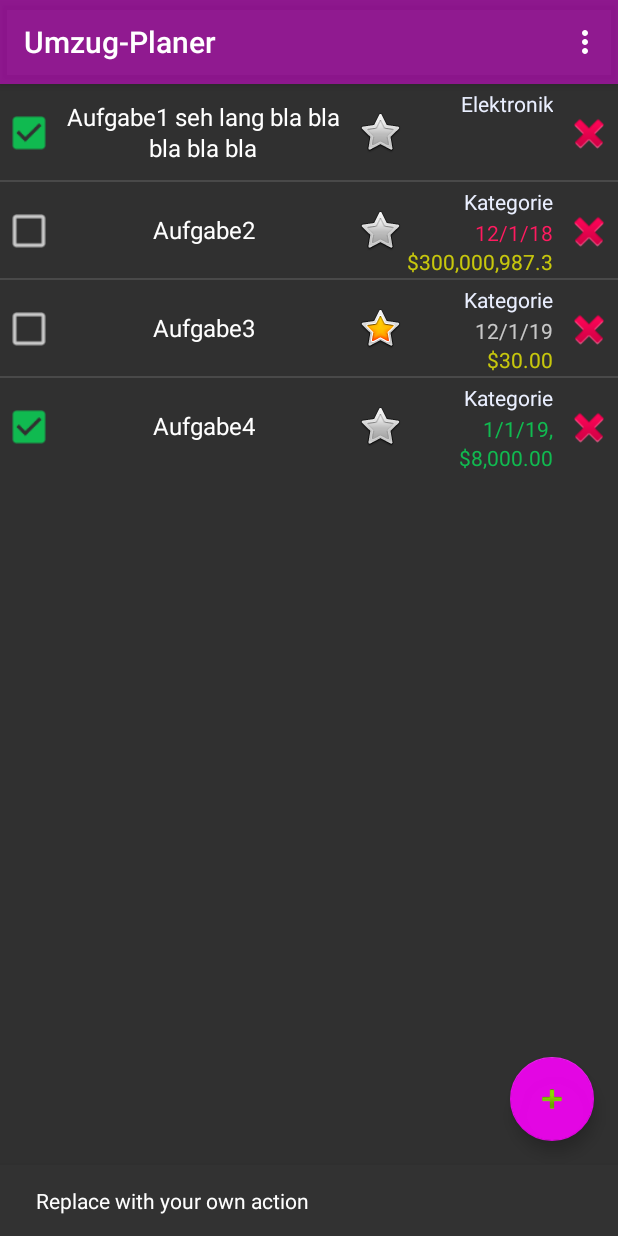
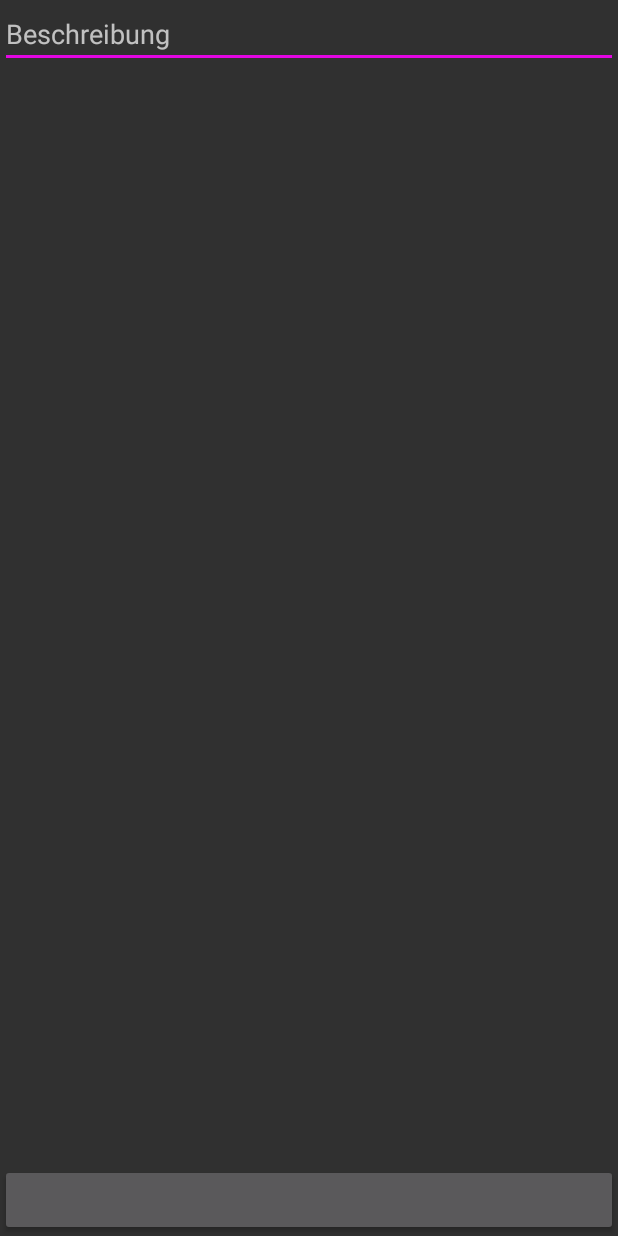
Before and after one commit to robertlange81/Umzugsplaner, an Android app: the screen it shows after launch (MainActivity before the commit, DetailActivity after it), after a tap on an icon or button, on a phone screen of 412 x 824 dp. Run offline under Robolectric (Android 15) with nearby library versions, the phone set to English and light mode, and no system bars; 1 other tap on this screen came first.

Commit message:
DetailSicht angelegt

```diff
--- a/app/src/main/AndroidManifest.xml
+++ b/app/src/main/AndroidManifest.xml
@@ -10,7 +10,7 @@
         android:supportsRtl="true"
         android:theme="@style/AppTheme.NoActionBar">
         <activity
-            android:name=".MainActivity"
+            android:name=".Activities.HauptActivity"
             android:label="@string/app_name"
             android:theme="@style/AppTheme.NoActionBar">
             <intent-filter>
@@ -19,6 +19,7 @@
                 <category android:name="android.intent.category.LAUNCHER" />
             </intent-filter>
         </activity>
+        <activity android:name=".Activities.DetailActivity" android:screenOrientation="portrait" />
     </application>
 
 </manifest>
--- /dev/null
+++ b/app/src/main/java/com/planner/removal/removalplanner/Activities/DetailActivity.java
@@ -0,0 +1,64 @@
+package com.planner.removal.removalplanner.Activities;
+
+import android.os.Bundle;
+import android.support.v7.app.AppCompatActivity;
+import android.view.MenuItem;
+import android.widget.CompoundButton;
+
+import com.planner.removal.removalplanner.R;
+
+/**
+ *
+ * @author Oliver Tomaske
+ * @date 2016-01-25
+ *
+ */
+public class DetailActivity extends AppCompatActivity
+        implements CompoundButton.OnCheckedChangeListener {
+
+    public static DetailActivity instance;
+
+
+    @Override
+    protected void onCreate(Bundle savedInstanceState)
+    {
+        super.onCreate(savedInstanceState);
+        setContentView(R.layout.activity_detail);
+
+        _initializeElements();
+
+        instance = this;
+    }
+
+
+    @Override
+    protected void onResume()
+    {
+        super.onResume();
+    }
+
+
+    /**
+     * On click listener that
+     * finish the activity.
+     *
+     * @param item
+     * @return
+     */
+    @Override
+    public boolean onOptionsItemSelected(MenuItem item)
+    {
+        super.onOptionsItemSelected(item);
+        this.finish();
+        return true;
+    }
+
+
+    private void _initializeElements()
+    {
+
+    }
+
+    @Override
+    public void onCheckedChanged(CompoundButton buttonView, boolean isChecked) { }
+}
--- a/app/src/main/java/com/planner/removal/removalplanner/MainActivity.java
+++ b/app/src/main/java/com/planner/removal/removalplanner/Activities/HauptActivity.java
@@ -1,41 +1,47 @@
-package com.planner.removal.removalplanner;
+package com.planner.removal.removalplanner.Activities;
 
+import android.app.DialogFragment;
+import android.app.FragmentManager;
+import android.content.Intent;
 import android.os.Bundle;
 import android.support.design.widget.FloatingActionButton;
-import android.support.design.widget.Snackbar;
 import android.support.v7.app.AppCompatActivity;
 import android.support.v7.widget.Toolbar;
 import android.view.View;
 import android.view.Menu;
 import android.view.MenuItem;
-import android.widget.AdapterView;
 import android.widget.ListView;
 
+import com.planner.removal.removalplanner.Model.Aufgabe;
+import com.planner.removal.removalplanner.Adapter.AufgabenAdapter;
+import com.planner.removal.removalplanner.Model.AufgabenInitialiser;
+import com.planner.removal.removalplanner.DetailDialogFragment;
+import com.planner.removal.removalplanner.Helfer;
+import com.planner.removal.removalplanner.R;
+
 import java.util.ArrayList;
-import java.util.Calendar;
 import java.util.Date;
 
 
-public class MainActivity extends AppCompatActivity {
+public class HauptActivity extends AppCompatActivity implements DetailDialogFragment.DetailDialogListener {
 
     @Override
     protected void onCreate(Bundle savedInstanceState) {
 
-        if(Helper.currentLocal == null) {
-            Helper.setCurrentLocale(this);
+        if(Helfer.currentLocal == null) {
+            Helfer.setCurrentLocale(this);
         }
 
         super.onCreate(savedInstanceState);
-        setContentView(R.layout.activity_main);
+        setContentView(R.layout.activity_haupt);
         Toolbar toolbar = findViewById(R.id.toolbar);
         setSupportActionBar(toolbar);
 
-        FloatingActionButton fab = findViewById(R.id.fab);
-        fab.setOnClickListener(new View.OnClickListener() {
+        FloatingActionButton addNewAction = findViewById(R.id.fab);
+        addNewAction.setOnClickListener(new View.OnClickListener() {
             @Override
             public void onClick(View view) {
-                Snackbar.make(view, "Replace with your own action", Snackbar.LENGTH_LONG)
-                        .setAction("Action", null).show();
+                showDetailActivity();
             }
         });
 
@@ -69,4 +75,26 @@ public class MainActivity extends AppCompatActivity {
 
         return super.onOptionsItemSelected(item);
     }
+
+    public void showDetailActivity() {
+        Intent i = new Intent(this, DetailActivity.class);
+        startActivity(i);
+    }
+
+    public void showDetailDialog() {
+        FragmentManager fm = getFragmentManager();
+        DialogFragment dialog = new DetailDialogFragment();
+        dialog.setRetainInstance(true);
+        dialog.show(fm, "fragment_name");
+    }
+
+    @Override
+    public void onDialogPositiveClick(DialogFragment dialog) {
+
+    }
+
+    @Override
+    public void onDialogNegativeClick(DialogFragment dialog) {
+
+    }
 }
--- a/app/src/main/java/com/planner/removal/removalplanner/AufgabenAdapter.java
+++ b/app/src/main/java/com/planner/removal/removalplanner/Adapter/AufgabenAdapter.java
@@ -1,8 +1,7 @@
-package com.planner.removal.removalplanner;
+package com.planner.removal.removalplanner.Adapter;
 
 import android.content.Context;
 import android.support.design.widget.Snackbar;
-import android.text.method.DateTimeKeyListener;
 import android.view.LayoutInflater;
 import android.view.View;
 import android.view.ViewGroup;
@@ -10,6 +9,12 @@ import android.widget.ArrayAdapter;
 import android.widget.CheckBox;
 import android.widget.ImageView;
 import android.widget.TextView;
+
+import com.planner.removal.removalplanner.Helfer;
+import com.planner.removal.removalplanner.Model.Aufgabe;
+import com.planner.removal.removalplanner.Model.Kommando;
+import com.planner.removal.removalplanner.Model.Prio;
+import com.planner.removal.removalplanner.R;
 
 import java.util.ArrayList;
 import java.util.List;
@@ -28,7 +33,7 @@ public class AufgabenAdapter extends ArrayAdapter<Aufgabe> {
     public View getView(final int position, View convertView, ViewGroup parent) {
         LayoutInflater inflater = (LayoutInflater) context
                 .getSystemService(Context.LAYOUT_INFLATER_SERVICE);
-        View rowView = inflater.inflate(R.layout.rowlayout, parent, false);
+        View rowView = inflater.inflate(R.layout.zeile_layout, parent, false);
 
         TextView name = rowView.findViewById(R.id.name);
         name.setText(values.get(position).Name);
@@ -38,12 +43,12 @@ public class AufgabenAdapter extends ArrayAdapter<Aufgabe> {
 
         final TextView termin = (TextView) rowView.findViewById(R.id.termin);
         if(values.get(position).Termin != null) {
-            String terminTxt = Helper.formatDateTo(values.get(position).Termin);
+            String terminTxt = Helfer.formatDateTo(values.get(position).Termin);
             termin.setText(terminTxt);
         }
 
         final TextView kosten = (TextView) rowView.findViewById(R.id.kosten);
-        kosten.setText(Helper.intCentToString(values.get(position).Kosten));
+        kosten.setText(Helfer.intCentToString(values.get(position).Kosten));
 
         checkBox.setChecked(aufgabe.istErledigt);
         OnAufgabeChecked(aufgabe, termin, kosten);
--- a/app/src/main/java/com/planner/removal/removalplanner/Helper.java
+++ b/app/src/main/java/com/planner/removal/removalplanner/Helfer.java
@@ -10,7 +10,7 @@ import java.util.Currency;
 import java.util.Date;
 import java.util.Locale;
 
-public class Helper {
+public class Helfer {
 
     public static Locale currentLocal;
 
--- a/app/src/main/java/com/planner/removal/removalplanner/Aufgabe.java
+++ b/app/src/main/java/com/planner/removal/removalplanner/Model/Aufgabe.java
@@ -1,4 +1,4 @@
-package com.planner.removal.removalplanner;
+package com.planner.removal.removalplanner.Model;
 
 import java.util.Date;
 
@@ -7,15 +7,15 @@ public class Aufgabe {
         Name = name;
         Beschreibung = beschreibung;
         Termin = new Date(Long.MAX_VALUE);
-        Prio = com.planner.removal.removalplanner.Prio.Normal;
+        Prio = com.planner.removal.removalplanner.Model.Prio.Normal;
         Kosten = 0;
     }
     public String Name;
     public String Beschreibung;
-    public Prio Prio;
+    public com.planner.removal.removalplanner.Model.Prio Prio;
     public Date Termin;
     public boolean istErledigt;
-    public Typ Typ;
+    public com.planner.removal.removalplanner.Model.Typ Typ;
     public long Kosten; // in Cent
     public String Link;
 }
--- a/app/src/main/java/com/planner/removal/removalplanner/AufgabenInitialiser.java
+++ b/app/src/main/java/com/planner/removal/removalplanner/Model/AufgabenInitialiser.java
@@ -1,4 +1,4 @@
-package com.planner.removal.removalplanner;
+package com.planner.removal.removalplanner.Model;
 
 import java.util.ArrayList;
 import java.util.Arrays;
--- a/app/src/main/java/com/planner/removal/removalplanner/Kommando.java
+++ b/app/src/main/java/com/planner/removal/removalplanner/Model/Kommando.java
@@ -1,7 +1,9 @@
-package com.planner.removal.removalplanner;
+package com.planner.removal.removalplanner.Model;
 
 import android.view.View;
 import android.widget.ArrayAdapter;
+
+import com.planner.removal.removalplanner.Model.Aufgabe;
 
 public class Kommando implements View.OnClickListener{
 
--- /dev/null
+++ b/app/src/main/java/com/planner/removal/removalplanner/Model/Prio.java
@@ -0,0 +1,5 @@
+package com.planner.removal.removalplanner.Model;
+
+public enum Prio {
+    Normal, Hoch
+}
--- a/app/src/main/java/com/planner/removal/removalplanner/Typ.java
+++ b/app/src/main/java/com/planner/removal/removalplanner/Model/Typ.java
@@ -1,4 +1,4 @@
-package com.planner.removal.removalplanner;
+package com.planner.removal.removalplanner.Model;
 
 public enum Typ {
     Elektronik, Moebel, Orga
--- a/app/src/main/java/com/planner/removal/removalplanner/Prio.java
+++ /dev/null
@@ -1,5 +0,0 @@
-package com.planner.removal.removalplanner;
-
-public enum Prio {
-    Normal, Hoch
-}
--- /dev/null
+++ b/app/src/main/res/layout/activity_detail.xml
@@ -0,0 +1,36 @@
+<?xml version="1.0" encoding="utf-8"?>
+<RelativeLayout xmlns:android="http://schemas.android.com/apk/res/android"
+    xmlns:app="http://schemas.android.com/apk/res-auto"
+    xmlns:tools="http://schemas.android.com/tools"
+    android:layout_width="match_parent"
+    android:layout_height="match_parent"
+    app:layout_behavior="@string/appbar_scrolling_view_behavior"
+    tools:context=".Activities.DetailActivity"
+    android:id="@+id/snackbarPosition">
+
+    <ScrollView
+        android:layout_marginBottom="50dp"
+        android:layout_width="match_parent"
+        android:layout_height="match_parent">
+
+        <android.support.v7.widget.AppCompatEditText
+            android:id="@+id/wage"
+            android:maxLength="12"
+            android:hint="@string/platzhalter_beschreibung"
+            android:layout_width="match_parent"
+            android:layout_height="wrap_content"
+            android:singleLine="true"
+            android:gravity="left"
+            android:selectAllOnFocus="true"
+            android:inputType="text" />
+
+    </ScrollView>
+
+    <android.support.v7.widget.AppCompatButton
+        android:id="@+id/calculate"
+        android:focusable="true"
+        android:layout_width="match_parent"
+        android:layout_height="wrap_content"
+        android:layout_alignParentBottom="true" />
+
+</RelativeLayout>
--- a/app/src/main/res/layout/activity_main.xml
+++ b/app/src/main/res/layout/activity_haupt.xml
@@ -4,7 +4,7 @@
     xmlns:tools="http://schemas.android.com/tools"
     android:layout_width="match_parent"
     android:layout_height="match_parent"
-    tools:context=".MainActivity">
+    tools:context=".Activities.HauptActivity">
 
     <android.support.design.widget.AppBarLayout
         android:layout_width="match_parent"
@@ -20,7 +20,7 @@
 
     </android.support.design.widget.AppBarLayout>
 
-    <include layout="@layout/content_main" />
+    <include layout="@layout/zeile_inhalt" />
 
     <android.support.design.widget.FloatingActionButton
         android:id="@+id/fab"
--- a/app/src/main/res/menu/menu_main.xml
+++ b/app/src/main/res/menu/menu_main.xml
@@ -1,7 +1,7 @@
 <menu xmlns:android="http://schemas.android.com/apk/res/android"
     xmlns:app="http://schemas.android.com/apk/res-auto"
     xmlns:tools="http://schemas.android.com/tools"
-    tools:context="com.planner.removal.removalplanner.MainActivity">
+    tools:context="com.planner.removal.removalplanner.Activities.HauptActivity">
     <item
         android:id="@+id/einstellungen"
         android:orderInCategory="100"
--- a/app/src/main/res/values/strings.xml
+++ b/app/src/main/res/values/strings.xml
@@ -1,5 +1,8 @@
 <resources>
     <string name="app_name">Umzug-Planer</string>
+    <string name="aufgabe_bearbeiten">Aufgabe bearbeiten</string>
+    <string name="speichern">Speichern</string>
+    <string name="abbrechen">Abbrechen</string>
     <string name="einstellungen">Einstellungen</string>
     <string name="platzhalter_name">Aufgabe Aufgabe Aufgabe Aufgabe Aufgabe</string>
     <string name="platzhalter_beschreibung">Beschreibung</string>
```
Also changed, not shown: app/src/main/res/layout/activity_liste.xml (renamed from app/src/main/res/layout/activity_listview.xml), app/src/main/res/layout/zeile_inhalt.xml (renamed from app/src/main/res/layout/content_main.xml), app/src/main/res/layout/zeile_layout.xml (renamed from app/src/main/res/layout/rowlayout.xml), 3 other files.
